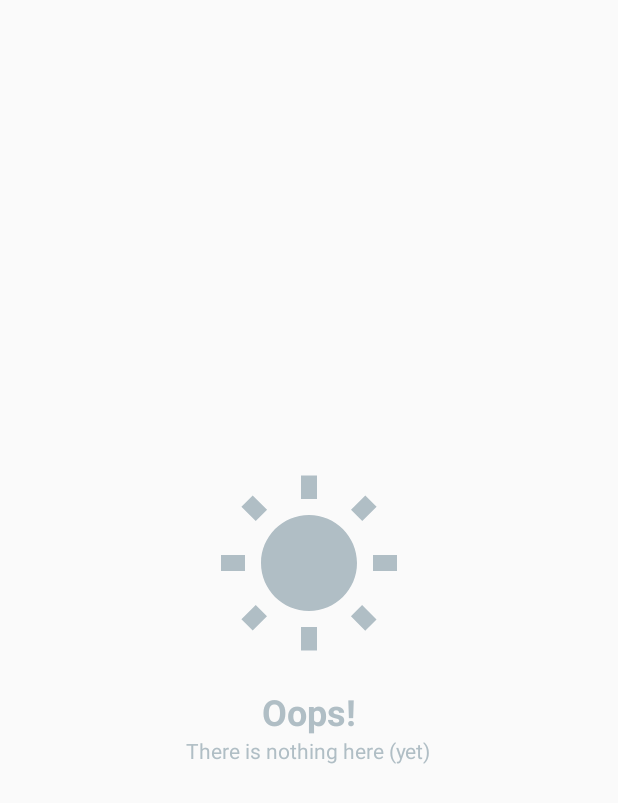
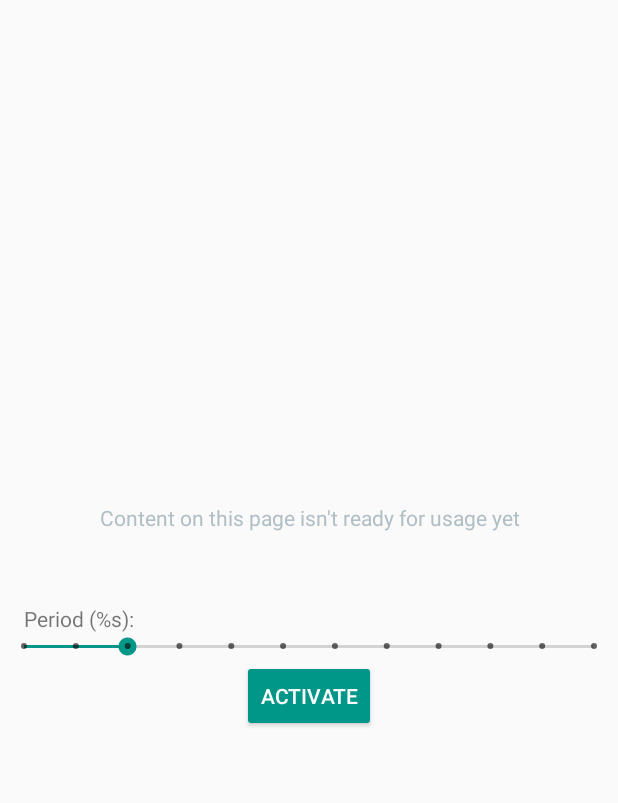
Before and after one commit to dector/tlamp, an Android app: the layout fragment_gradient.xml on its own in the app's theme, with its tools: preview values and no code run, on a phone screen of 412 x 824 dp. Shown: the top 803 px of the screen. Run offline under Robolectric (Android 15) with nearby library versions, the light colour scheme and no system bars.

Commit message:
Android ~ Gradient page development started

```diff
--- a/android/app/src/main/kotlin/io/github/dector/tlamp/content/ContentPagerAdapter.kt
+++ b/android/app/src/main/kotlin/io/github/dector/tlamp/content/ContentPagerAdapter.kt
@@ -21,7 +21,7 @@ class ContentPagerAdapter(fm: FragmentManager,
     private val ITEMS_COUNT = 3
 
     override fun getItem(position: Int) = when (position) {
-        ITEM_GRADIENT -> GradientFragment()
+        ITEM_GRADIENT -> GradientFragment(lampDataLoader)
         ITEM_LIGHT -> LightFragment(lampDataLoader)
         ITEM_CANDLE -> CandleFragment()
         else -> null
--- a/android/app/src/main/res/layout/fragment_gradient.xml
+++ b/android/app/src/main/res/layout/fragment_gradient.xml
@@ -3,9 +3,39 @@
     xmlns:android="http://schemas.android.com/apk/res/android"
     android:layout_width="match_parent"
     android:layout_height="match_parent"
+    android:gravity="center"
     android:orientation="vertical">
 
-    <include
-        layout="@layout/view_empty_content"/>
+    <TextView
+        android:layout_width="match_parent"
+        android:layout_height="wrap_content"
+        android:layout_marginBottom="48dp"
+        android:gravity="center"
+        android:text="Content on this page isn't ready for usage yet"
+        android:textColor="@color/blue_grey_200"/>
+
+    <TextView
+        android:id="@+id/gradient_period_title"
+        android:layout_width="wrap_content"
+        android:layout_height="wrap_content"
+        android:layout_gravity="start"
+        android:layout_marginStart="16dp"
+        android:layout_marginLeft="16dp"
+        android:text="@string/gradient.period.title.format"/>
+
+    <SeekBar
+        android:id="@+id/gradient_period_seek_bar"
+        style="@style/Base.Widget.AppCompat.SeekBar.Discrete"
+        android:layout_width="match_parent"
+        android:layout_height="wrap_content"
+        android:max="11"
+        android:progress="2"/>
+
+    <Button
+        android:id="@+id/gradient_activate_button"
+        style="@style/Widget.AppCompat.Button.Colored"
+        android:layout_width="wrap_content"
+        android:layout_height="wrap_content"
+        android:text="@string/gradient.activate"/>
 
 </LinearLayout>
--- a/android/app/src/main/res/values/strings.xml
+++ b/android/app/src/main/res/values/strings.xml
@@ -2,6 +2,9 @@
 
     <!-- Common -->
     <string name="app.name">Tiny Lamp</string>
+    <string name="format.minutes.seconds">%1$dm %2$ds</string>
+    <string name="format.minutes">%dm</string>
+    <string name="format.seconds">%ds</string>
 
     <!-- Empty state -->
     <string name="empty.content.title">Oops!</string>
@@ -17,4 +20,8 @@
     <string name="light.button.revert">Revert</string>
     <string name="light.button.save">Save</string>
 
+    <!-- Gradient -->
+    <string name="gradient.activate">Activate</string>
+    <string name="gradient.period.title.format">Period (%s):</string>
+
 </resources>
--- a/android/build.gradle
+++ b/android/build.gradle
@@ -7,7 +7,7 @@ buildscript {
         jcenter()
     }
     dependencies {
-        classpath 'com.android.tools.build:gradle:2.2.2'
+        classpath 'com.android.tools.build:gradle:2.2.3'
         classpath "org.jetbrains.kotlin:kotlin-gradle-plugin:$kotlin_version"
 
         // NOTE: Do not place your application dependencies here; they belong
```
Also changed, not shown: android/app/src/main/kotlin/io/github/dector/tlamp/connection/LampDataLoader.kt (+34 -2 lines), android/app/src/main/kotlin/io/github/dector/tlamp/gradient/GradientFragment.kt (+46 -1 lines).
